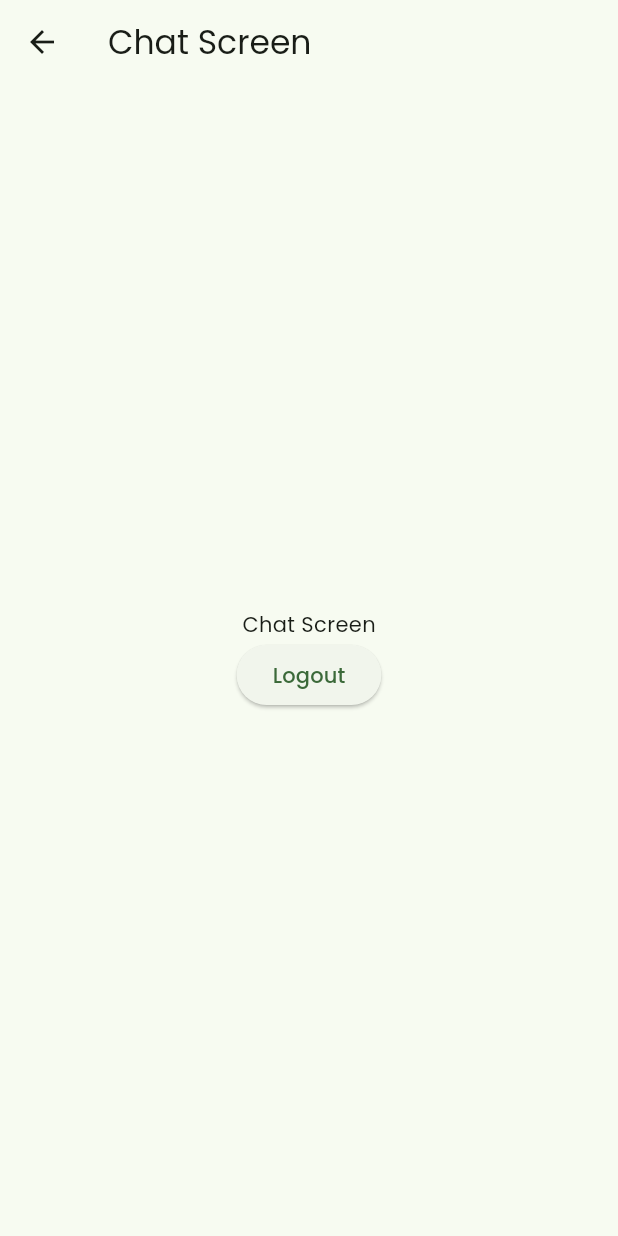
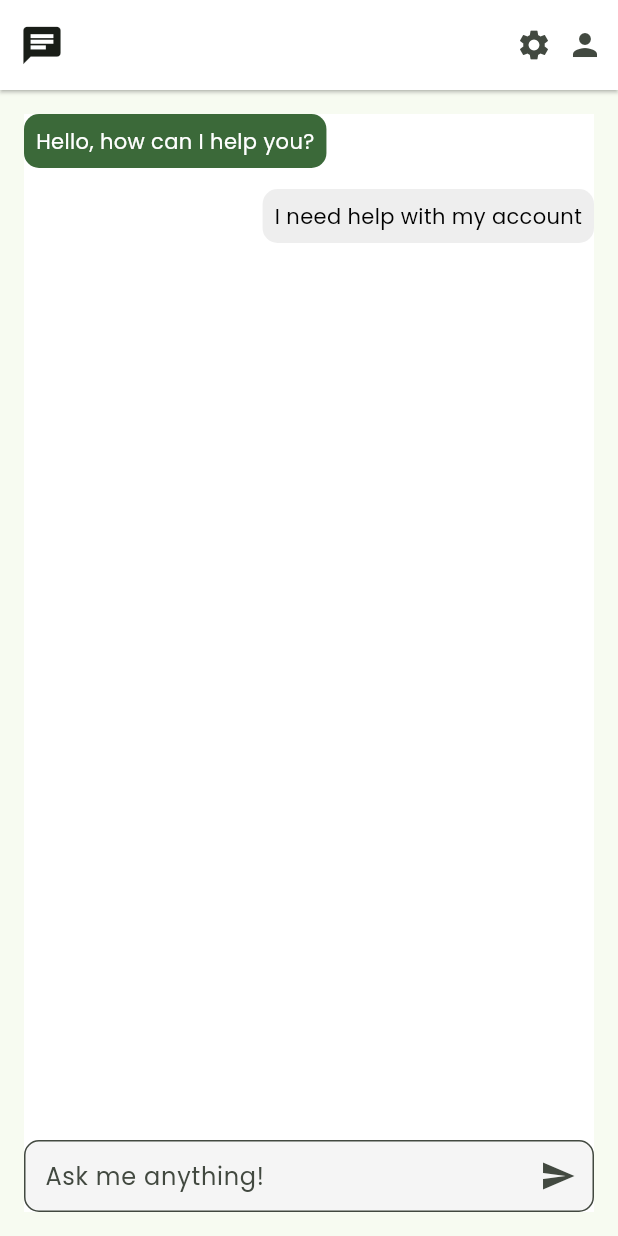
Before and after one commit to dima5fahrul/dolku, a Flutter app: the ChatScreen screen opened by its route, on a phone screen of 412 x 824 dp. Run offline on Flutter 3.47's test engine with Material 3 defaults, Android fonts, the phone set to English and light mode, and no system bars; our stand-ins replace cloud_firestore, firebase_auth, firebase_core; accounts and stored records are empty.

Commit message:
slicing: chat view

```diff
--- a/mobile_dolku/lib/screen/chat_screen.dart
+++ b/mobile_dolku/lib/screen/chat_screen.dart
@@ -11,6 +11,8 @@ class ChatScreen extends StatefulWidget {
 }
 
 class _HomeScreenState extends State<ChatScreen> {
+  final TextEditingController _promptController = TextEditingController();
+
   void _logout() async {
     await FirebaseAuth.instance.signOut();
     Navigator.pushReplacementNamed(context, '/sign_in');
@@ -20,20 +22,116 @@ class _HomeScreenState extends State<ChatScreen> {
   Widget build(BuildContext context) {
     return Scaffold(
       appBar: AppBar(
-        title: const Text('Chat Screen'),
+        shadowColor: Colors.black,
+        surfaceTintColor: Colors.white,
+        backgroundColor: Colors.white,
+        toolbarHeight: 60,
+        elevation: 1,
+        leading: const Icon(Icons.chat, size: 30),
+        actions: const [
+          Icon(Icons.settings),
+          SizedBox(width: 10),
+          Icon(Icons.person),
+          SizedBox(width: 10),
+        ],
       ),
-      body: Center(
-        child: Column(
-          mainAxisAlignment: MainAxisAlignment.center,
+      body: Padding(
+        padding: const EdgeInsets.all(16.0),
+        child: Stack(
           children: [
-            const Text('Chat Screen'),
-            ElevatedButton(
-              onPressed: _logout,
-              child: const Text('Logout'),
-            ),
+            _PromptView(promptController: _promptController),
+            const _ChatView(),
           ],
         ),
       ),
     );
   }
 }
+
+class _ChatView extends StatelessWidget {
+  const _ChatView();
+
+  @override
+  Widget build(BuildContext context) {
+    return SizedBox(
+      height: MediaQuery.of(context).size.height / 1.35,
+      child: ListView(
+        children: const [
+          _ChatBubble(text: 'Hello, how can I help you?', isUser: false),
+          _ChatBubble(text: 'I need help with my account', isUser: true),
+        ],
+      ),
+    );
+  }
+}
+
+class _ChatBubble extends StatelessWidget {
+  const _ChatBubble({required this.text, required this.isUser});
+
+  final String text;
+  final bool isUser;
+
+  @override
+  Widget build(BuildContext context) {
+    return Padding(
+      padding: const EdgeInsets.only(bottom: 14),
+      child: Align(
+        alignment: isUser ? Alignment.centerRight : Alignment.centerLeft,
+        child: FittedBox(
+          fit: BoxFit.fitWidth,
+          child: Container(
+            padding: const EdgeInsets.all(8),
+            decoration: BoxDecoration(
+              color: isUser
+                  ? Colors.grey.shade200
+                  : Theme.of(context).colorScheme.primary,
+              borderRadius: BorderRadius.circular(10),
+            ),
+            child: Text(text,
+                style: Theme.of(context)
+                    .textTheme
+                    .bodyMedium!
+                    .copyWith(color: isUser ? Colors.black : Colors.white)),
+          ),
+        ),
+      ),
+    );
+  }
+}
+
+class _PromptView extends StatefulWidget {
+  const _PromptView({required this.promptController});
+
+  final TextEditingController promptController;
+
+  @override
+  State<_PromptView> createState() => _PromptViewState();
+}
+
+class _PromptViewState extends State<_PromptView> {
+  @override
+  Widget build(BuildContext context) {
+    return Container(
+      height: MediaQuery.of(context).size.height,
+      width: double.infinity,
+      color: Colors.white,
+      child: Align(
+        alignment: Alignment.bottomLeft,
+        child: TextField(
+          controller: widget.promptController,
+          decoration: InputDecoration(
+            contentPadding: const EdgeInsets.all(10),
+            filled: true,
+            fillColor: Colors.grey.shade100,
+            hintText: 'Ask me anything!',
+            border: OutlineInputBorder(borderRadius: BorderRadius.circular(10)),
+            suffixIcon: IconButton(
+              onPressed: () {},
+              icon: const Icon(Icons.send),
+            ),
+          ),
+        ),
+      ),
+    );
+  }
+}
```
